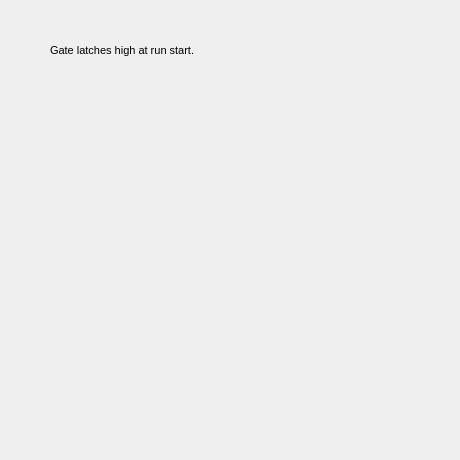
Above: Forms/GateImmedPanel.ui from billkarsh/SpikeGLX before the change. Below: the same form after it.
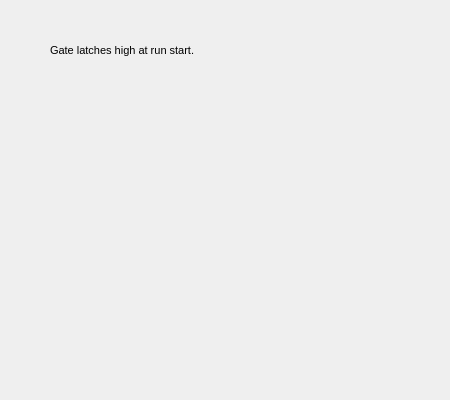
That is the form after the change.

Patch:
```diff
--- a/Forms/GateImmedPanel.ui
+++ b/Forms/GateImmedPanel.ui
@@ -6,8 +6,8 @@
    <rect>
     <x>0</x>
     <y>0</y>
-    <width>460</width>
-    <height>460</height>
+    <width>450</width>
+    <height>400</height>
    </rect>
   </property>
   <property name="windowTitle">
```
